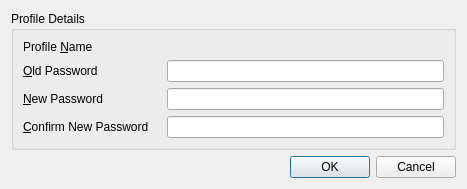
This is ui/changepassworddialog.ui in KDE/akonadi-exchange as Qt 5 draws it before an edit. The edited form follows.
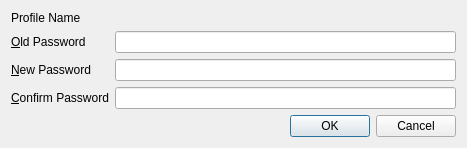
This is the edited form.

Commit message: Add the ability to modify a profile. A bit rough around the edges, but usable...

Diff of the .ui file:
```diff
--- a/ui/changepassworddialog.ui
+++ b/ui/changepassworddialog.ui
@@ -7,26 +7,40 @@
     <x>0</x>
     <y>0</y>
     <width>467</width>
-    <height>176</height>
+    <height>141</height>
    </rect>
   </property>
   <property name="windowTitle">
    <string>Change Password</string>
   </property>
-  <layout class="QVBoxLayout" name="verticalLayout">
-   <item>
-    <widget class="QGroupBox" name="groupBox">
-     <property name="title">
-      <string>Profile Details</string>
-     </property>
      <layout class="QGridLayout" name="gridLayout">
+   <item row="0" column="0">
+    <widget class="QLabel" name="label">
+     <property name="text">
+      <string>Profile Name</string>
+     </property>
+     <property name="buddy">
+      <cstring>leProfile</cstring>
+     </property>
+    </widget>
+   </item>
+   <item row="0" column="1">
+    <widget class="QLabel" name="leProfile"/>
+   </item>
       <item row="1" column="0">
        <widget class="QLabel" name="label_4">
         <property name="text">
          <string>&amp;Old Password</string>
         </property>
         <property name="buddy">
-         <cstring>lePassword</cstring>
+      <cstring>leOldPassword</cstring>
+     </property>
+    </widget>
+   </item>
+   <item row="1" column="1">
+    <widget class="QLineEdit" name="leOldPassword">
+     <property name="echoMode">
+      <enum>QLineEdit::Password</enum>
         </property>
        </widget>
       </item>
@@ -40,54 +54,31 @@
         </property>
        </widget>
       </item>
+   <item row="2" column="1">
+    <widget class="QLineEdit" name="lePassword">
+     <property name="echoMode">
+      <enum>QLineEdit::Password</enum>
+     </property>
+    </widget>
+   </item>
       <item row="3" column="0">
        <widget class="QLabel" name="label_6">
         <property name="text">
-         <string>&amp;Confirm New Password</string>
+      <string>&amp;Confirm Password</string>
         </property>
         <property name="buddy">
          <cstring>lePassword</cstring>
         </property>
        </widget>
       </item>
-      <item row="3" column="1" colspan="2">
+   <item row="3" column="1">
        <widget class="QLineEdit" name="leConfirmPassword">
         <property name="echoMode">
          <enum>QLineEdit::Password</enum>
         </property>
        </widget>
       </item>
-      <item row="2" column="1" colspan="2">
-       <widget class="QLineEdit" name="lePassword">
-        <property name="echoMode">
-         <enum>QLineEdit::Password</enum>
-        </property>
-       </widget>
-      </item>
-      <item row="1" column="1" colspan="2">
-       <widget class="QLineEdit" name="leOldPassword">
-        <property name="echoMode">
-         <enum>QLineEdit::Password</enum>
-        </property>
-       </widget>
-      </item>
-      <item row="0" column="1" colspan="2">
-       <widget class="QLabel" name="leProfile"/>
-      </item>
-      <item row="0" column="0">
-       <widget class="QLabel" name="label">
-        <property name="text">
-         <string>Profile &amp;Name</string>
-        </property>
-        <property name="buddy">
-         <cstring>leProfile</cstring>
-        </property>
-       </widget>
-      </item>
-     </layout>
-    </widget>
-   </item>
-   <item>
+   <item row="4" column="0" colspan="2">
     <widget class="QDialogButtonBox" name="buttonBox">
      <property name="orientation">
       <enum>Qt::Horizontal</enum>
```
Left out of the diff: 2 changed lines with no effect on the pictures. Lines whose indentation alone changed are shown as unchanged. The commit also changes 5 other files.
